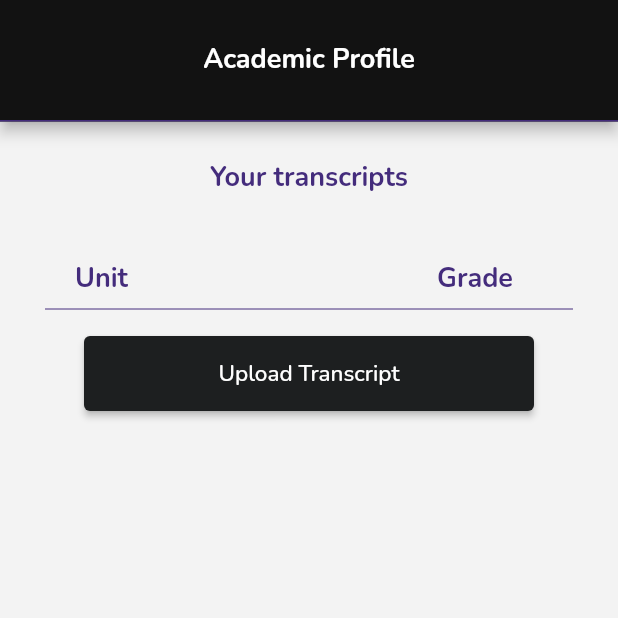
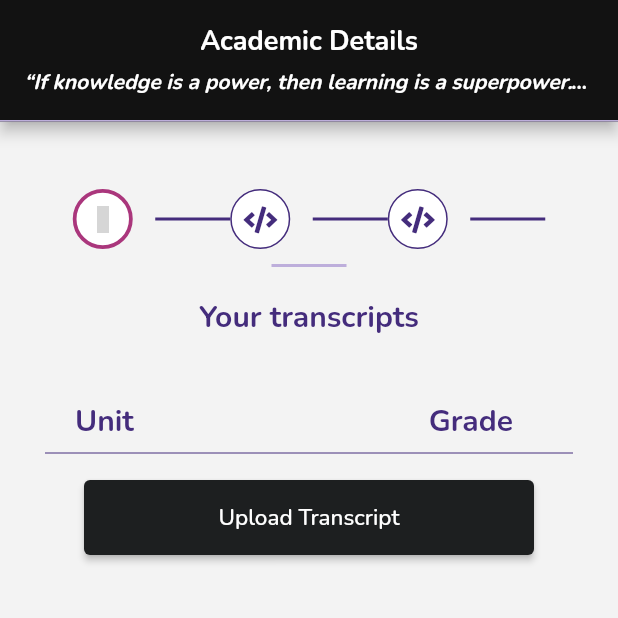
Before and after one commit to mel-fayne/elira_app, a Flutter app: the TranscriptPage screen opened directly, on a phone screen of 412 x 824 dp, the top half of it. Run offline on Flutter 3.47's test engine with Material 2 defaults, Android fonts, the phone set to English and light mode, and no system bars; our stand-ins replace fluttericon, get, shared_preferences, video_player; accounts and stored records are empty; grey boxes are pictures that could not be loaded.

Commit message:
modify student details page style

```diff
--- a/lib/studentDetails/academics/academic_profile.dart
+++ b/lib/studentDetails/academics/academic_profile.dart
@@ -28,42 +28,23 @@ class _AcademicProfilePageState extends State<AcademicProfilePage> {
     return Scaffold(
         resizeToAvoidBottomInset: false,
         backgroundColor: kCreamBg,
-        appBar: AppBar(
-            bottom: PreferredSize(
-                preferredSize: const Size.fromHeight(1.0),
-                child: Container(
-                  color: kPriPurple,
-                  height: 1.0,
-                )),
-            elevation: 4,
-            toolbarHeight: 80,
-            title: const Text(
-              'Academic Profile',
-              style: TextStyle(
-                  fontFamily: 'Nunito',
-                  fontSize: 18,
-                  fontWeight: FontWeight.w700),
-            ),
-            automaticallyImplyLeading: false,
-            centerTitle: true),
+        appBar: studDtlsAppBar(
+            pageTitle: 'Academic Details',
+            quote:
+                "“If knowledge is a power, then learning is a superpower.” ~ Jim Kwik"),
         body: SingleChildScrollView(
             padding: const EdgeInsets.symmetric(vertical: 25, horizontal: 30),
             child: Column(
                 mainAxisAlignment: MainAxisAlignment.center,
                 crossAxisAlignment: CrossAxisAlignment.center,
                 children: [
-                  const Padding(
-                      padding: EdgeInsets.only(bottom: 12),
-                      child: Text(
-                          "“If knowledge is a power, then learning is a superpower.” ~ Jim Kwik",
-                          textAlign: TextAlign.center,
-                          style: kPurpleTitle)),
-                  const Padding(
-                      padding: EdgeInsets.only(bottom: 47),
-                      child: Text(
-                          "Please fill in these details to retreive your school transcripts",
-                          textAlign: TextAlign.center,
-                          style: kBlackTxt)),
+                  studDtlsHeader(
+                      academicComplete: false,
+                      academicCurrent: true,
+                      technicalComplete: false,
+                      technicalCurrent: true,
+                      internshipComplete: false,
+                      internshipCurrent: false),
                   Column(
                       crossAxisAlignment: CrossAxisAlignment.center,
                       children: [
@@ -133,29 +114,23 @@ class _TranscriptPageState extends State<TranscriptPage> {
     return Scaffold(
         resizeToAvoidBottomInset: false,
         backgroundColor: kCreamBg,
-        appBar: AppBar(
-            bottom: PreferredSize(
-                preferredSize: const Size.fromHeight(1.0),
-                child: Container(
-                  color: kPriPurple,
-                  height: 1.0,
-                )),
-            elevation: 4,
-            toolbarHeight: 80,
-            title: const Text(
-              'Academic Profile',
-              style: TextStyle(
-                  fontFamily: 'Nunito',
-                  fontSize: 18,
-                  fontWeight: FontWeight.w700),
-            ),
-            centerTitle: true),
+        appBar: studDtlsAppBar(
+            pageTitle: 'Academic Details',
+            quote:
+                "“If knowledge is a power, then learning is a superpower.” ~ Jim Kwik"),
         body: SingleChildScrollView(
             padding: const EdgeInsets.symmetric(vertical: 25, horizontal: 30),
             child: Column(
                 mainAxisAlignment: MainAxisAlignment.center,
                 crossAxisAlignment: CrossAxisAlignment.center,
                 children: [
+                  studDtlsHeader(
+                      academicComplete: false,
+                      academicCurrent: true,
+                      technicalComplete: false,
+                      technicalCurrent: false,
+                      internshipComplete: false,
+                      internshipCurrent: false),
                   const Text('Your transcripts',
                       textAlign: TextAlign.center, style: kPurpleTitle),
                   Padding(
--- a/lib/studentDetails/internships/internships.dart
+++ b/lib/studentDetails/internships/internships.dart
@@ -22,8 +22,8 @@ class _WorkExpProfileState extends State<WorkExpProfile> {
   TextEditingController titlectrl = TextEditingController();
   TextEditingController locationctrl = TextEditingController();
   TextEditingController companyNamectrl = TextEditingController();
-  late DateTime _startDate;
-  late DateTime _endDate;
+  DateTime _startDate = DateTime.now();
+  DateTime _endDate = DateTime.now();
   bool _currentlyWorking = false;
   bool _isLoading = false;
 
@@ -110,7 +110,7 @@ class _WorkExpProfileState extends State<WorkExpProfile> {
             automaticallyImplyLeading: false,
             centerTitle: true),
         body: SingleChildScrollView(
-            padding: const EdgeInsets.symmetric(vertical: 25, horizontal: 30),
+            padding: const EdgeInsets.all(25),
             child: Column(
                 mainAxisAlignment: MainAxisAlignment.center,
                 crossAxisAlignment: CrossAxisAlignment.center,
--- a/lib/theme/global_widgets.dart
+++ b/lib/theme/global_widgets.dart
@@ -1,7 +1,10 @@
 import 'package:elira_app/theme/colors.dart';
 import 'package:elira_app/theme/text_styles.dart';
 import 'package:flutter/material.dart';
+import 'package:fluttericon/font_awesome5_icons.dart';
+import 'package:fluttericon/typicons_icons.dart';
 import 'package:get/get.dart';
+import 'package:fluttericon/entypo_icons.dart';
 
 void showSnackbar({required String title, required String subtitle, path}) {
   Get.snackbar(
@@ -162,53 +165,6 @@ Widget searchForm(
       ),
     ),
   );
-}
-
-Widget formInput(
-    {required label,
-    required require,
-    required controller,
-    type,
-    required final String? Function(String?) validator}) {
-  return Padding(
-      padding: const EdgeInsets.symmetric(vertical: 10),
-      child: Column(crossAxisAlignment: CrossAxisAlignment.start, children: [
-        Padding(
-            padding: const EdgeInsets.only(bottom: 5),
-            child: RichText(
-                text: TextSpan(children: [
-              TextSpan(
-                  text: label,
-                  style: const TextStyle(
-                      fontSize: 12,
-                      fontFamily: 'Nunito',
-                      fontWeight: FontWeight.w500,
-                      color: Colors.white)),
-              TextSpan(
-                text: require ? ' *' : '',
-                style: const TextStyle(
-                    fontSize: 12,
-                    fontFamily: 'Nunito',
-                    fontWeight: FontWeight.w500,
-                    color: kPriRed),
-              ),
-            ]))),
-        TextFormField(
-          cursorColor: kPriPurple,
-          controller: controller,
-          keyboardType: type,
-          validator: validator,
-          style: const TextStyle(
-              fontSize: 16,
-              fontFamily: 'Nunito',
-              fontWeight: FontWeight.w400,
-              color: Colors.white),
-          decoration: const InputDecoration(
-            border:
-                OutlineInputBorder(borderSide: BorderSide(color: Colors.white)),
-          ),
-        )
-      ]));
 }
 
 Widget dropDownField(
@@ -414,3 +370,133 @@ Widget tabitem({label, path}) {
             ))
       ]);
 }
+
+PreferredSizeWidget studDtlsAppBar(
+    {required String pageTitle, required String quote}) {
+  return AppBar(
+      bottom: PreferredSize(
+          preferredSize: const Size.fromHeight(1.0),
+          child: Container(
+            color: kLightPurple,
+            height: 1.0,
+          )),
+      elevation: 4,
+      toolbarHeight: 80,
+      title: Column(children: [
+        Text(pageTitle, style: kWhiteTitle),
+        Padding(
+            padding: const EdgeInsets.only(top: 5),
+            child: Text(quote, style: kWhiteSubTitle))
+      ]),
+      centerTitle: true);
+}
+
+Widget studDtlsHeader(
+    {required bool academicComplete,
+    required bool academicCurrent,
+    required bool technicalComplete,
+    required bool technicalCurrent,
+    required bool internshipComplete,
+    required bool internshipCurrent}) {
+  return Padding(
+      padding: const EdgeInsets.symmetric(vertical: 20),
+      child: Column(children: [
+        Row(mainAxisAlignment: MainAxisAlignment.center, children: [
+          Container(
+              width: 40,
+              height: 40,
+              margin: const EdgeInsets.only(right: 15),
+              padding: const EdgeInsets.all(5),
+              decoration: BoxDecoration(
+                  borderRadius: BorderRadius.circular(50),
+                  border: Border.all(
+                      width: academicCurrent ? 2.5 : 1.0,
+                      color: academicCurrent ? kPriMaroon : kPriPurple),
+                  color: academicComplete ? kPriMaroon : Colors.white),
+              child: Icon(Entypo.graduation_cap,
+                  size: 18,
+                  color: academicComplete
+                      ? Colors.white
+                      : academicCurrent
+                          ? kPriMaroon
+                          : kPriPurple)),
+          Container(
+            width: 50,
+            height: 2.0,
+            decoration: BoxDecoration(
+                color: academicComplete ? kPriMaroon : kPriPurple),
+          ),
+          Container(
+              width: 40,
+              height: 40,
+              margin: const EdgeInsets.only(right: 15),
+              padding: const EdgeInsets.all(5),
+              decoration: BoxDecoration(
+                  borderRadius: BorderRadius.circular(50),
+                  border: Border.all(
+                      width: technicalCurrent ? 2.5 : 1.0,
+                      color: technicalCurrent ? kPriMaroon : kPriPurple),
+                  color: technicalComplete ? kPriMaroon : Colors.white),
+              child: Icon(FontAwesome5.code,
+                  size: 18,
+                  color: technicalComplete
+                      ? Colors.white
+                      : technicalCurrent
+                          ? kPriMaroon
+                          : kPriPurple)),
+          Container(
+            width: 50,
+            height: 2.0,
+            decoration: BoxDecoration(
+                color: technicalComplete ? kPriMaroon : kPriPurple),
+          ),
+          Container(
+              width: 40,
+              height: 40,
+              margin: const EdgeInsets.only(right: 15),
+              padding: const EdgeInsets.all(5),
+              decoration: BoxDecoration(
+                  borderRadius: BorderRadius.circular(50),
+                  border: Border.all(
+                      width: internshipCurrent ? 2.5 : 1.0,
+                      color: internshipCurrent ? kPriMaroon : kPriPurple),
+                  color: internshipComplete ? kPriMaroon : Colors.white),
+              child: Icon(FontAwesome5.code,
+                  size: 18,
+                  color: internshipComplete
+                      ? Colors.white
+                      : internshipCurrent
+                          ? kPriMaroon
+                          : kPriPurple)),
+          Container(
+            width: 50,
+            height: 2.0,
+            decoration: BoxDecoration(
+                color: internshipComplete ? kPriMaroon : kPriPurple),
+          ),
+        ]),
+        Container(
+            width: 50,
+            height: 2.0,
+            margin: const EdgeInsets.only(top: 10),
+            padding: const EdgeInsets.all(15),
+            decoration: const BoxDecoration(color: kLightPurple),
+            child: Row(children: [
+              Container(
+                  width: 50,
+                  height: 2.0,
+                  margin: const EdgeInsets.only(right: 15),
+                  padding: const EdgeInsets.all(5),
+                  decoration: const BoxDecoration(color: kLightPurple),
+                  child: const Icon(Icons.edit_rounded,
+                      size: 15, color: kPriPurple)),
+              Text(
+                  academicCurrent
+                      ? "What are your academic strengths? Fill in your transcript details and we'll let you know"
+                      : technicalCurrent
+                          ? "What's your tech stack? Let us find out and draw you closer to your dream career path"
+                          : "So you have experience? Just a step away to letting it contribute to your prediction",
+                  style: kBlackTxt)
+            ])),
+      ]));
+}
--- a/lib/theme/text_styles.dart
+++ b/lib/theme/text_styles.dart
@@ -1,5 +1,18 @@
 import 'package:flutter/material.dart';
 import 'colors.dart';
+
+const kWhiteTitle = TextStyle(
+    color: Colors.white,
+    fontSize: 18,
+    fontWeight: FontWeight.w700,
+    fontFamily: 'Nunito');
+
+const kWhiteSubTitle = TextStyle(
+    color: Colors.white,
+    fontStyle: FontStyle.italic,
+    fontSize: 14,
+    fontWeight: FontWeight.w700,
+    fontFamily: 'Nunito');
 
 const kPageTitle = TextStyle(
     color: kPriDark,
@@ -52,5 +65,5 @@ const kMaroonTxt = TextStyle(
 const kPurpleTitle = TextStyle(
     color: kPriPurple,
     fontFamily: 'Nunito',
-    fontSize: 18,
+    fontSize: 20,
     fontWeight: FontWeight.w700);
```
Also changed, not shown: lib/studentDetails/github/tech_profile.dart (+10 -30 lines).
